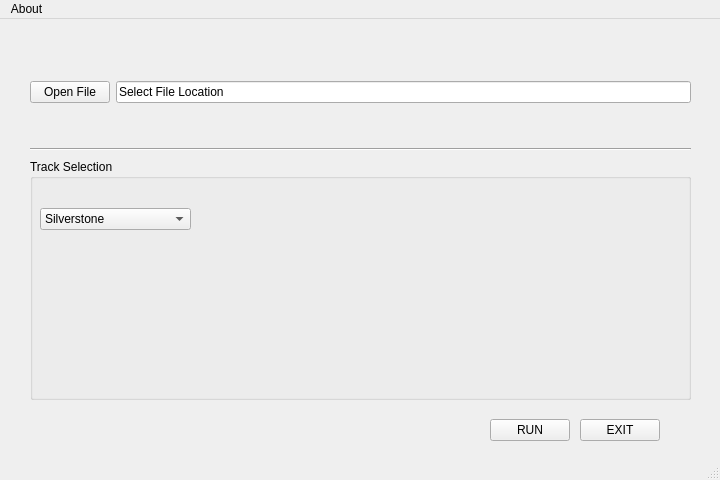
Wauro21/elo328, file Project/Qt_Interface/InterfaceELO328/mainwindow.ui: the form before one commit.
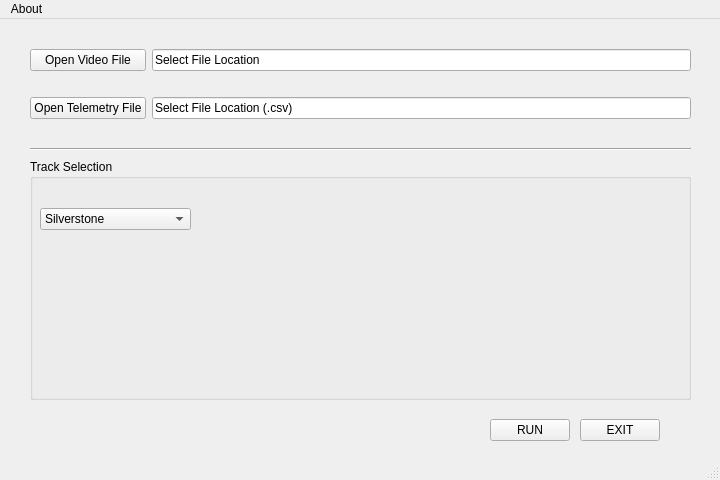
The form after the commit.

Commit message: boton para archivo de telemetria

Patch:
```diff
--- a/Project/Qt_Interface/InterfaceELO328/mainwindow.ui
+++ b/Project/Qt_Interface/InterfaceELO328/mainwindow.ui
@@ -14,32 +14,6 @@
    <string>MainWindow</string>
   </property>
   <widget class="QWidget" name="centralwidget">
-   <widget class="QWidget" name="horizontalLayoutWidget">
-    <property name="geometry">
-     <rect>
-      <x>30</x>
-      <y>30</y>
-      <width>661</width>
-      <height>87</height>
-     </rect>
-    </property>
-    <layout class="QHBoxLayout" name="horizontalLayout">
-     <item>
-      <widget class="QPushButton" name="pushButton">
-       <property name="text">
-        <string>Open File</string>
-       </property>
-      </widget>
-     </item>
-     <item>
-      <widget class="QLineEdit" name="lineEdit">
-       <property name="text">
-        <string>Select File Location</string>
-       </property>
-      </widget>
-     </item>
-    </layout>
-   </widget>
    <widget class="Line" name="line">
     <property name="geometry">
      <rect>
@@ -151,6 +125,46 @@
      <string>EXIT</string>
     </property>
    </widget>
+   <widget class="QWidget" name="gridLayoutWidget">
+    <property name="geometry">
+     <rect>
+      <x>30</x>
+      <y>10</y>
+      <width>661</width>
+      <height>111</height>
+     </rect>
+    </property>
+    <layout class="QGridLayout" name="gridLayout">
+     <item row="0" column="0">
+      <widget class="QPushButton" name="pushButton">
+       <property name="text">
+        <string>Open Video File</string>
+       </property>
+      </widget>
+     </item>
+     <item row="1" column="0">
+      <widget class="QPushButton" name="pushButton_4">
+       <property name="text">
+        <string>Open Telemetry File</string>
+       </property>
+      </widget>
+     </item>
+     <item row="0" column="1">
+      <widget class="QLineEdit" name="lineEdit">
+       <property name="text">
+        <string>Select File Location</string>
+       </property>
+      </widget>
+     </item>
+     <item row="1" column="1">
+      <widget class="QLineEdit" name="lineEdit_2">
+       <property name="text">
+        <string>Select File Location (.csv)</string>
+       </property>
+      </widget>
+     </item>
+    </layout>
+   </widget>
   </widget>
   <widget class="QMenuBar" name="menubar">
    <property name="geometry">
```
The commit also changes 5 other files.
